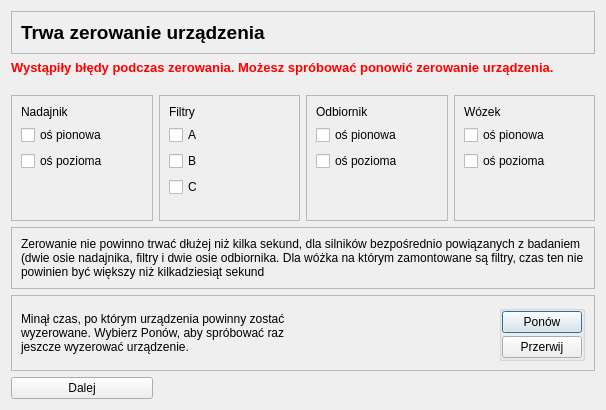
Above: CzujkiLinioweApp/oknozerowanieurzadzenia.ui from wiacekmarcin/CzujkiLiniowe before the change. Below: the same form after it.
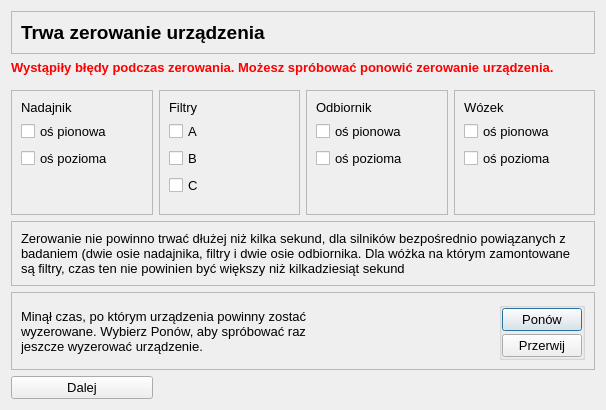
That is the form after the change.

```diff
--- a/CzujkiLinioweApp/oknozerowanieurzadzenia.ui
+++ b/CzujkiLinioweApp/oknozerowanieurzadzenia.ui
@@ -22,6 +22,12 @@
     <height>1200</height>
    </size>
   </property>
+  <property name="font">
+   <font>
+    <family>Arial</family>
+    <pointsize>10</pointsize>
+   </font>
+  </property>
   <property name="windowTitle">
    <string>Czujki Liniowe - zerowanie urządzenia</string>
   </property>
```
Left out of the diff: 3 changed lines with no effect on the pictures.
